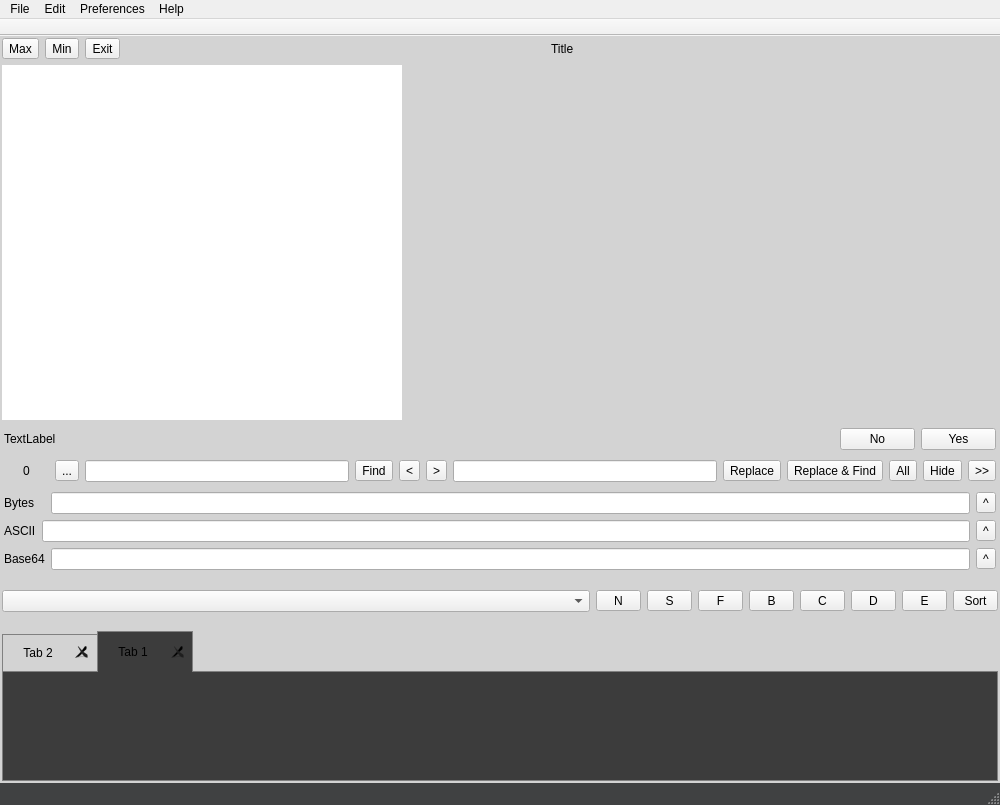
Before: the Qt Designer form mainwindow.ui in ic005k/Xplist, drawn with Qt 5.
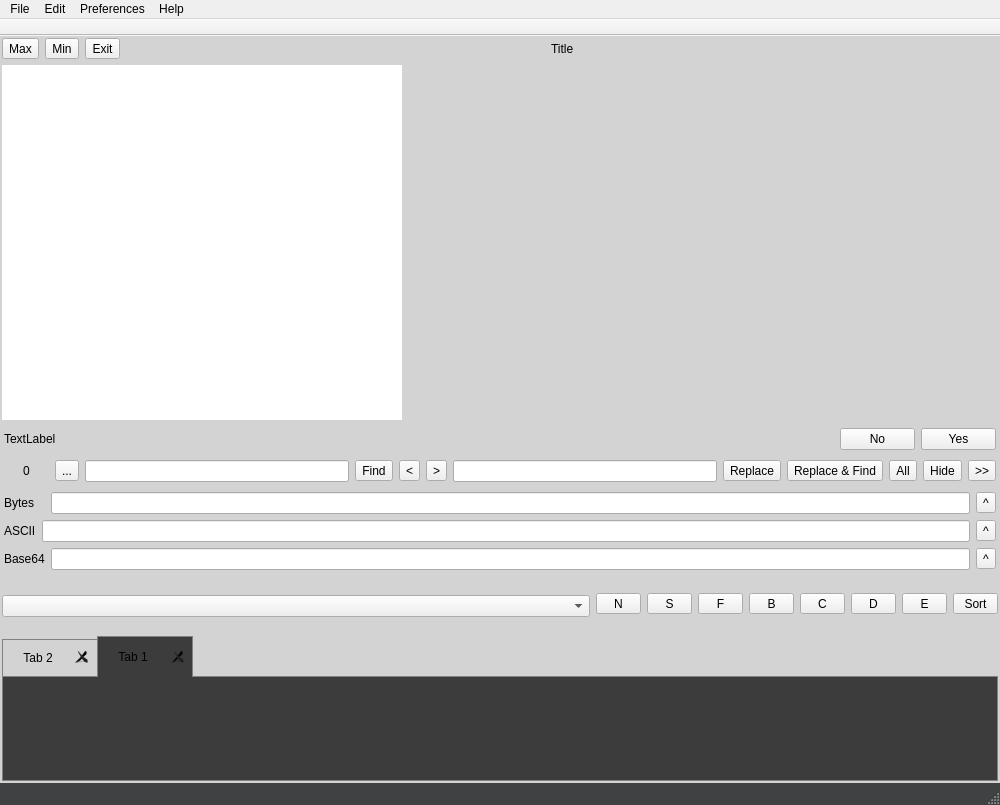
After: the same form once the commit is applied. Icons and pictures are not drawn.

Patch:
```diff
--- a/mainwindow.ui
+++ b/mainwindow.ui
@@ -500,6 +500,9 @@
           </item>
           <item row="0" column="1">
            <layout class="QGridLayout" name="gridLayout_2">
+            <property name="topMargin">
+             <number>5</number>
+            </property>
             <item row="1" column="0">
              <widget class="QComboBox" name="cboxFileType">
               <property name="frame">
```
